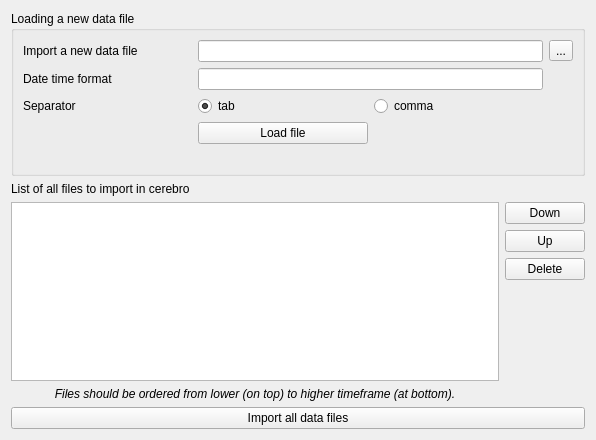
Skinok/backtrader-pyqt-ui, file ui/loadDataFiles.ui: the form before one commit.
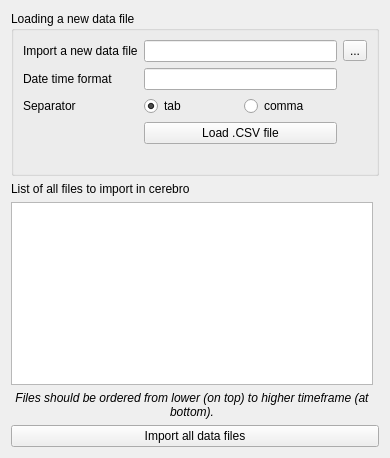
The form after the commit.

Commit message: Remove already imported files from widget list

Diff of the .ui file:
```diff
--- a/ui/loadDataFiles.ui
+++ b/ui/loadDataFiles.ui
@@ -6,8 +6,8 @@
    <rect>
     <x>0</x>
     <y>0</y>
-    <width>596</width>
-    <height>440</height>
+    <width>390</width>
+    <height>458</height>
    </rect>
   </property>
   <property name="windowTitle">
@@ -39,78 +39,7 @@
     </widget>
    </item>
    <item row="3" column="1">
-    <layout class="QVBoxLayout" name="verticalLayout">
-     <item>
-      <widget class="QPushButton" name="downPB">
-       <property name="sizePolicy">
-        <sizepolicy hsizetype="Minimum" vsizetype="Preferred">
-         <horstretch>0</horstretch>
-         <verstretch>0</verstretch>
-        </sizepolicy>
-       </property>
-       <property name="maximumSize">
-        <size>
-         <width>16777215</width>
-         <height>16777215</height>
-        </size>
-       </property>
-       <property name="text">
-        <string>Down</string>
-       </property>
-      </widget>
-     </item>
-     <item>
-      <widget class="QPushButton" name="upPB">
-       <property name="sizePolicy">
-        <sizepolicy hsizetype="Minimum" vsizetype="Preferred">
-         <horstretch>0</horstretch>
-         <verstretch>0</verstretch>
-        </sizepolicy>
-       </property>
-       <property name="maximumSize">
-        <size>
-         <width>16777215</width>
-         <height>16777215</height>
-        </size>
-       </property>
-       <property name="text">
-        <string>Up</string>
-       </property>
-      </widget>
-     </item>
-     <item>
-      <widget class="QPushButton" name="deletePB">
-       <property name="sizePolicy">
-        <sizepolicy hsizetype="Minimum" vsizetype="Preferred">
-         <horstretch>0</horstretch>
-         <verstretch>0</verstretch>
-        </sizepolicy>
-       </property>
-       <property name="maximumSize">
-        <size>
-         <width>16777215</width>
-         <height>16777215</height>
-        </size>
-       </property>
-       <property name="text">
-        <string>Delete</string>
-       </property>
-      </widget>
-     </item>
-     <item>
-      <spacer name="verticalSpacer">
-       <property name="orientation">
-        <enum>Qt::Vertical</enum>
-       </property>
-       <property name="sizeHint" stdset="0">
-        <size>
-         <width>20</width>
-         <height>40</height>
-        </size>
-       </property>
-      </spacer>
-     </item>
-    </layout>
+    <layout class="QVBoxLayout" name="verticalLayout"/>
    </item>
    <item row="0" column="0" colspan="2">
     <widget class="QGroupBox" name="groupBox">
@@ -169,13 +98,6 @@
         </property>
        </widget>
       </item>
-      <item row="3" column="1">
-       <widget class="QPushButton" name="loadFilePB">
-        <property name="text">
-         <string>Load file</string>
-        </property>
-       </widget>
-      </item>
       <item row="4" column="0" colspan="3">
        <widget class="QLabel" name="errorLabel">
         <property name="styleSheet">
@@ -189,6 +111,13 @@
         </property>
        </widget>
       </item>
+      <item row="3" column="1" colspan="2">
+       <widget class="QPushButton" name="loadFilePB">
+        <property name="text">
+         <string>Load .CSV file</string>
+        </property>
+       </widget>
+      </item>
      </layout>
     </widget>
    </item>
```
The commit also changes 3 other files.
